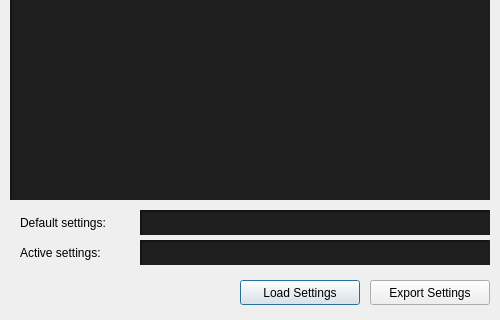
Before: the Qt Designer form ui/dialogsettings.ui in ignmiz/ATC_Console, drawn with Qt 5; both pictures show x 0 to 500 and y 380 to 700 of the 500 by 700 pixel window.
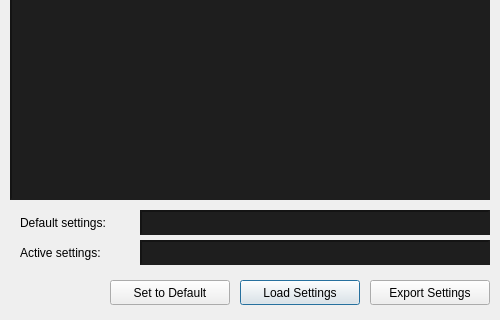
After: the same form once the commit is applied. Custom widgets are drawn as their Qt base class.

Commit message: Added Set to Default functionality

```diff
--- a/ui/dialogsettings.ui
+++ b/ui/dialogsettings.ui
@@ -137,6 +137,19 @@
 }</string>
    </property>
   </widget>
+  <widget class="QPushButton" name="buttonSetToDefault">
+   <property name="geometry">
+    <rect>
+     <x>110</x>
+     <y>660</y>
+     <width>120</width>
+     <height>25</height>
+    </rect>
+   </property>
+   <property name="text">
+    <string>Set to Default</string>
+   </property>
+  </widget>
  </widget>
  <customwidgets>
   <customwidget>
```
Left out of the diff: 2 changed lines with no effect on the pictures. The commit also changes 5 other files.
